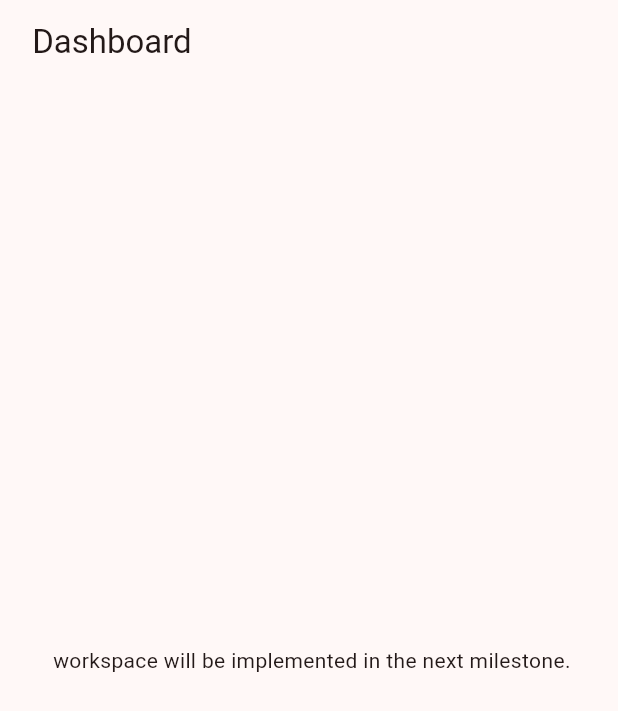
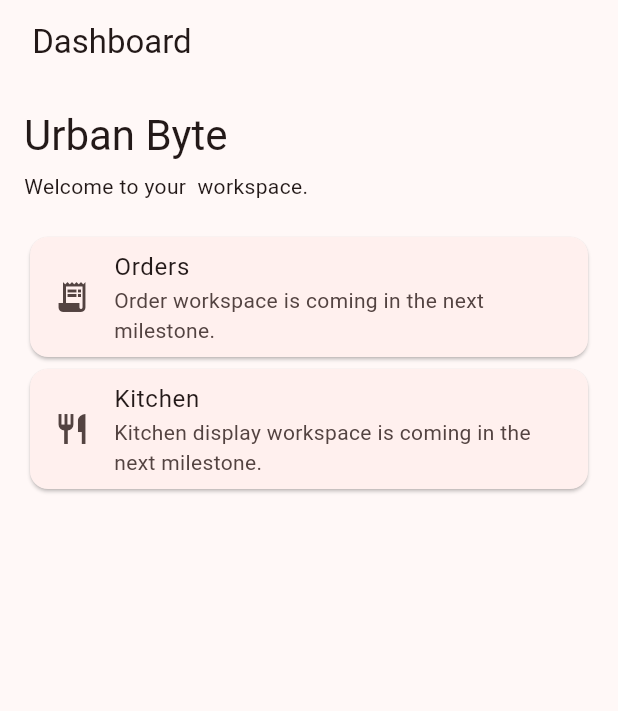
Before and after one commit to ShaheenDevs/urban-byte, a Flutter app: the RoleDashboardPlaceholder screen opened directly with empty values, on a phone screen of 412 x 824 dp. Shown: the top 711 px of the screen. Run offline on Flutter 3.47's test engine with Material 3 defaults, Android fonts, the phone set to English and light mode, and no system bars; our stand-ins replace flutter_secure_storage, stacked; accounts and stored records are empty.

Commit message:
feat(flutter): add role dashboard navigation to inventory

```diff
--- a/flutter/lib/ui/views/dashboard/role_dashboard_placeholder.dart
+++ b/flutter/lib/ui/views/dashboard/role_dashboard_placeholder.dart
@@ -1,11 +1,29 @@
 import 'package:flutter/material.dart';
-/// Placeholder for Admin, Supervisor, Waiter, Kitchen and Delivery dashboards.
+import '../inventory/inventory_view.dart';
+
+/// Role-aware starting workspace. Full navigation modules are added incrementally.
 class RoleDashboardPlaceholder extends StatelessWidget {
   const RoleDashboardPlaceholder({super.key, required this.roleName});
   final String roleName;
+  bool get _canOpenInventory => const {'admin','supervisor'}.contains(roleName.toLowerCase());
   @override
   Widget build(BuildContext context) => Scaffold(
     appBar: AppBar(title: Text('$roleName Dashboard')),
-    body: Center(child: Text('$roleName workspace will be implemented in the next milestone.')),
+    body: ListView(padding: const EdgeInsets.all(16), children: [
+      Text('Urban Byte', style: Theme.of(context).textTheme.headlineMedium),
+      const SizedBox(height: 6),
+      Text('Welcome to your $roleName workspace.'),
+      const SizedBox(height: 20),
+      if (_canOpenInventory)
+        Card(child: ListTile(
+          leading: const CircleAvatar(child: Icon(Icons.inventory_2_outlined)),
+          title: const Text('Inventory management'),
+          subtitle: const Text('Branch stock, catalog and low-stock overview'),
+          trailing: const Icon(Icons.chevron_right),
+          onTap: () => Navigator.of(context).push(MaterialPageRoute(builder: (_) => const InventoryView())),
+        )),
+      const Card(child: ListTile(leading: Icon(Icons.receipt_long), title: Text('Orders'), subtitle: Text('Order workspace is coming in the next milestone.'))),
+      const Card(child: ListTile(leading: Icon(Icons.restaurant), title: Text('Kitchen'), subtitle: Text('Kitchen display workspace is coming in the next milestone.'))),
+    ]),
   );
 }
```
